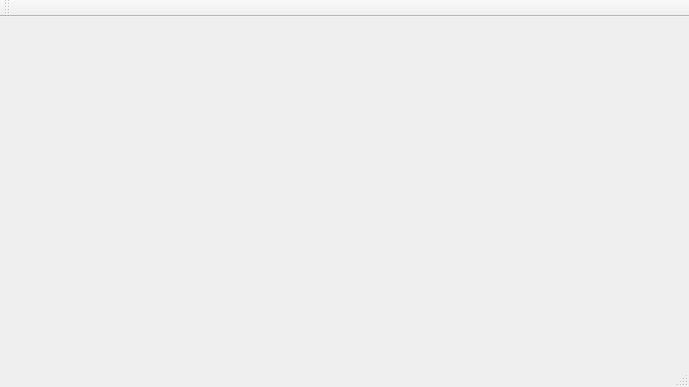
The window that Software/Race/windowrace.ui (martro/RoboDriftSensors) describes before a commit, drawn with Qt 5.
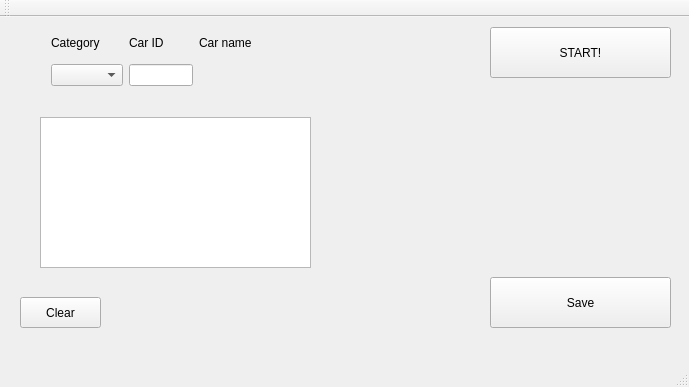
The same window after the commit.

```diff
--- a/Software/Race/windowrace.ui
+++ b/Software/Race/windowrace.ui
@@ -13,7 +13,96 @@
   <property name="windowTitle">
    <string>WindowRace</string>
   </property>
-  <widget class="QWidget" name="centralWidget"/>
+  <widget class="QWidget" name="centralWidget">
+   <widget class="QPushButton" name="pushButton">
+    <property name="geometry">
+     <rect>
+      <x>490</x>
+      <y>10</y>
+      <width>181</width>
+      <height>51</height>
+     </rect>
+    </property>
+    <property name="text">
+     <string>START!</string>
+    </property>
+   </widget>
+   <widget class="QPushButton" name="pushButton_2">
+    <property name="geometry">
+     <rect>
+      <x>20</x>
+      <y>280</y>
+      <width>81</width>
+      <height>31</height>
+     </rect>
+    </property>
+    <property name="text">
+     <string>Clear</string>
+    </property>
+   </widget>
+   <widget class="QPushButton" name="pushButton_3">
+    <property name="geometry">
+     <rect>
+      <x>490</x>
+      <y>260</y>
+      <width>181</width>
+      <height>51</height>
+     </rect>
+    </property>
+    <property name="text">
+     <string>Save</string>
+    </property>
+   </widget>
+   <widget class="QListView" name="listView">
+    <property name="geometry">
+     <rect>
+      <x>40</x>
+      <y>100</y>
+      <width>271</width>
+      <height>151</height>
+     </rect>
+    </property>
+   </widget>
+   <widget class="QWidget" name="gridLayoutWidget">
+    <property name="geometry">
+     <rect>
+      <x>40</x>
+      <y>0</y>
+      <width>223</width>
+      <height>80</height>
+     </rect>
+    </property>
+    <layout class="QGridLayout" name="gridLayout">
+     <item row="1" column="0">
+      <widget class="QComboBox" name="comboBox"/>
+     </item>
+     <item row="0" column="0">
+      <widget class="QLabel" name="label">
+       <property name="text">
+        <string>Category</string>
+       </property>
+      </widget>
+     </item>
+     <item row="0" column="1">
+      <widget class="QLabel" name="label_2">
+       <property name="text">
+        <string>Car ID</string>
+       </property>
+      </widget>
+     </item>
+     <item row="1" column="1">
+      <widget class="QLineEdit" name="lineEdit"/>
+     </item>
+     <item row="0" column="2">
+      <widget class="QLabel" name="label_3">
+       <property name="text">
+        <string>Car name</string>
+       </property>
+      </widget>
+     </item>
+    </layout>
+   </widget>
+  </widget>
   <widget class="QMenuBar" name="menuBar">
    <property name="geometry">
     <rect>
```
